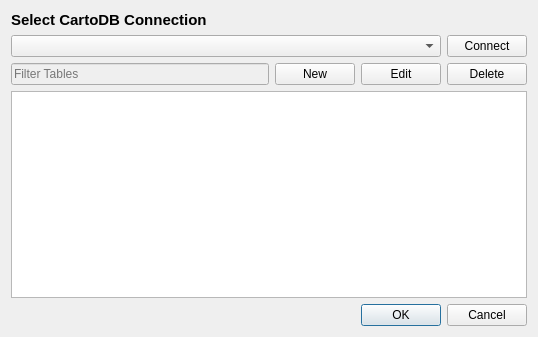
Above: ui/UI_CartoDBPlugin.ui from gkudos/qgis-cartodb before the change. Below: the same form after it.
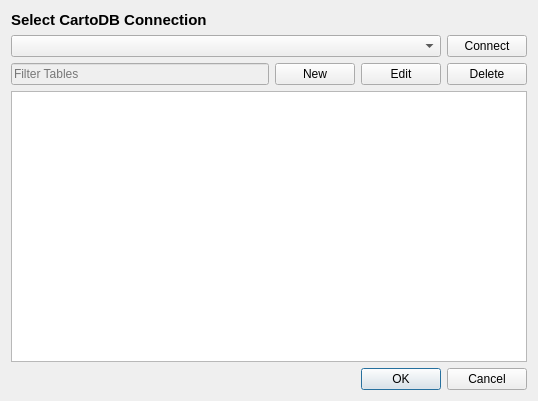
That is the form after the change.

```diff
--- a/ui/UI_CartoDBPlugin.ui
+++ b/ui/UI_CartoDBPlugin.ui
@@ -7,7 +7,7 @@
     <x>0</x>
     <y>0</y>
     <width>538</width>
-    <height>337</height>
+    <height>401</height>
    </rect>
   </property>
   <property name="windowTitle">
```
Left out of the diff: 5 changed lines with no effect on the pictures.
